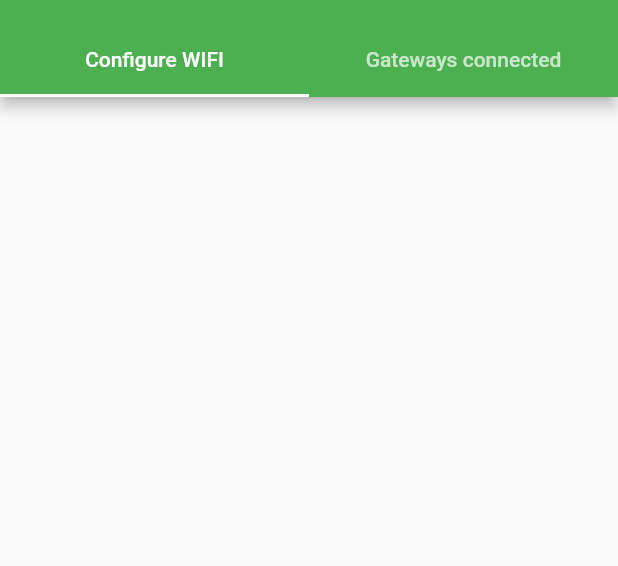
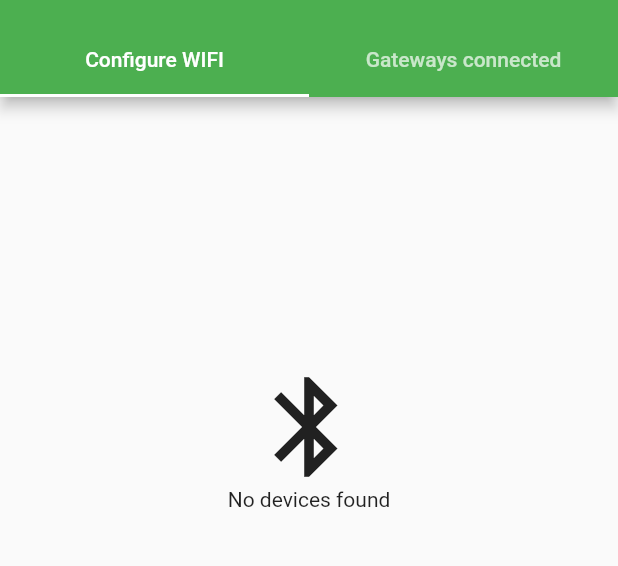
Before and after one commit to ramonhpr/knot_setup_flutter, a Flutter app: the screen it shows after launch, on a phone screen of 412 x 824 dp, the part 59-625 px from its top. Run offline on Flutter 3.47's test engine with Material 2 defaults, Android fonts, the phone set to English and light mode, and no system bars; missing offline and left inert: rx_ble.

Commit message:
Show message not found when no device scanned

```diff
--- a/lib/scenes/configureGateway.dart
+++ b/lib/scenes/configureGateway.dart
@@ -20,6 +20,21 @@ class BLEManager extends State<ConfigureGateway> {
     } catch (e) {
       print(e);
     }
+  }
+
+  Widget _renderMessageNotFound() {
+    return ListView(
+      padding: const EdgeInsets.only(top: 180),
+      children: <Widget>[
+        Column(
+          mainAxisAlignment: MainAxisAlignment.center,
+          children: <Widget>[
+            Icon(Icons.bluetooth, size: 80.0),
+            Text('No devices found'),
+          ],
+        ),
+      ],
+    );
   }
 
   Widget _cardBuilder(BuildContext context, int i) {
@@ -57,7 +72,7 @@ class BLEManager extends State<ConfigureGateway> {
     return RefreshIndicator(
       key: _key,
       onRefresh: _startScan,
-      child: ListView.builder(
+      child: results.isEmpty ? _renderMessageNotFound() : ListView.builder(
         itemCount: results.length,
         itemBuilder: _cardBuilder,
       ),
```
